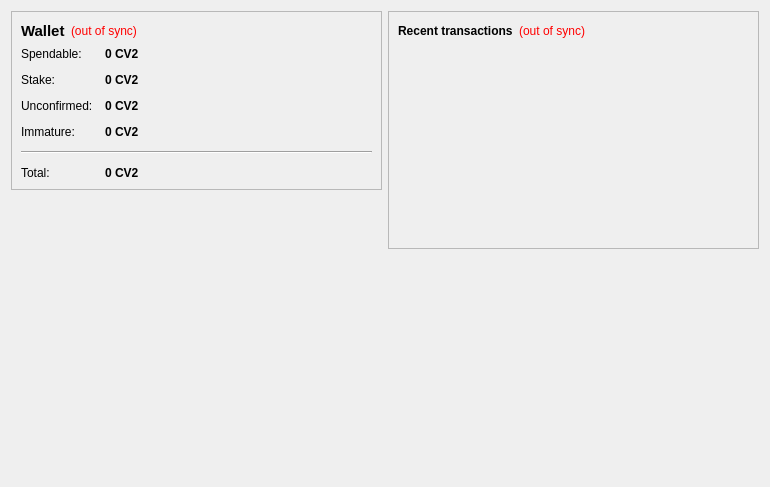
This is src/qt/forms/overviewpage.ui in muddafudda/Colossuscoin as Qt 5 draws it before an edit. The edited form follows.
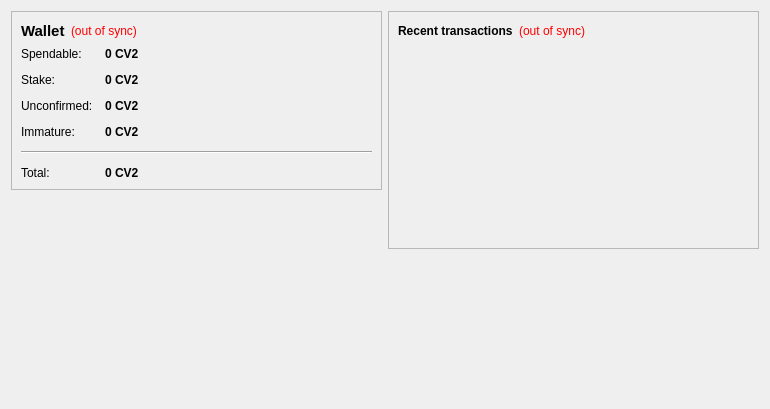
This is the edited form. Icons and pictures are not drawn.

The edit to the form file:
```diff
--- a/src/qt/forms/overviewpage.ui
+++ b/src/qt/forms/overviewpage.ui
@@ -7,7 +7,7 @@
     <x>0</x>
     <y>0</y>
     <width>770</width>
-    <height>487</height>
+    <height>409</height>
    </rect>
   </property>
   <property name="windowTitle">
```
Left out of the diff: 2 changed lines with no effect on the pictures.
